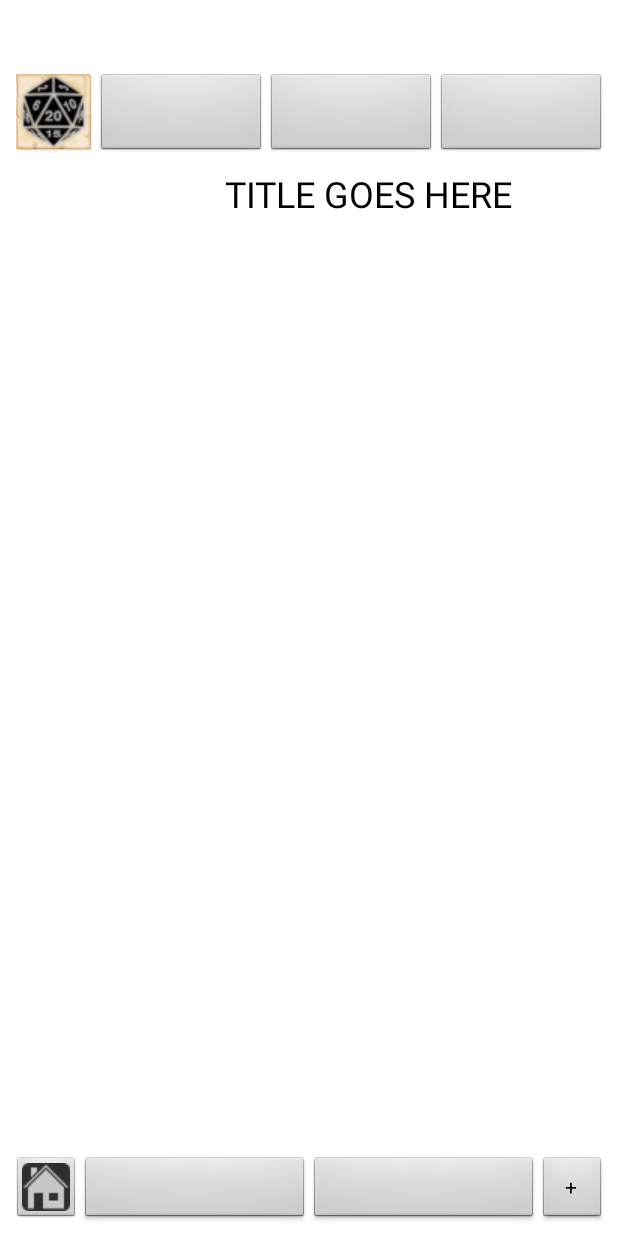
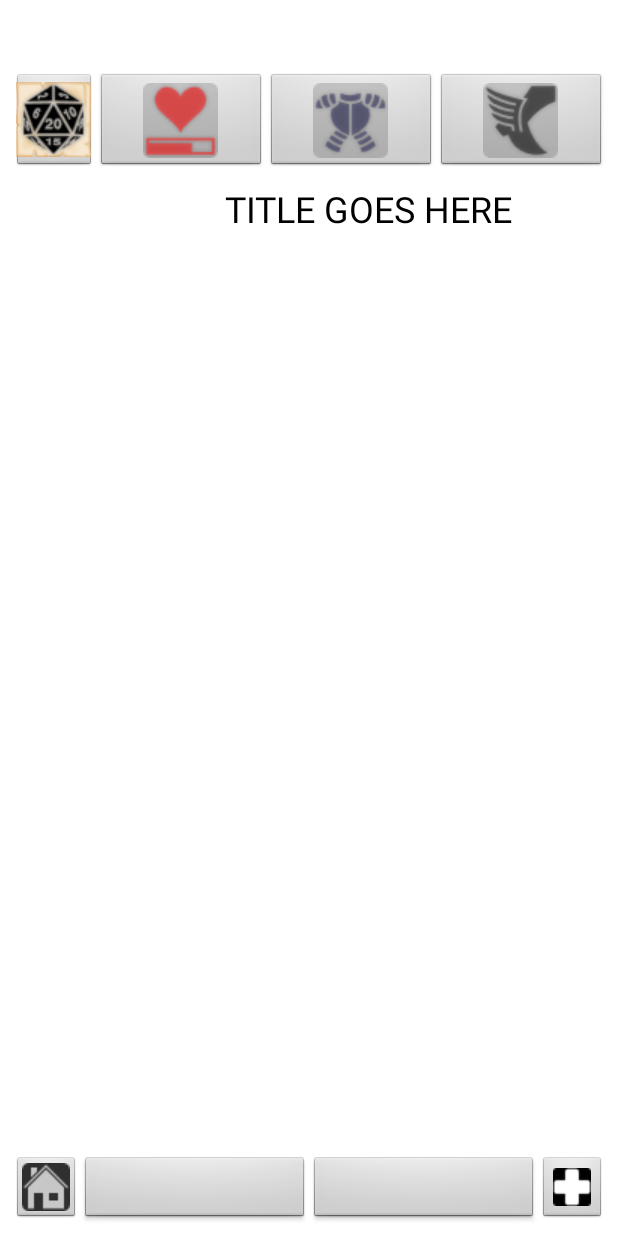
Before and after one commit to Kearns-Alex-School/Android-StatTracker, an Android app: the layout activity_character_details.xml on its own in the app's theme, with its tools: preview values and no code run, on a phone screen of 412 x 824 dp. Run offline under Robolectric (Android 15) with nearby library versions, the phone set to English and light mode, and no system bars.

Commit message:
Images added to home screen buttons

```diff
--- a/app/src/main/res/layout/activity_character_details.xml
+++ b/app/src/main/res/layout/activity_character_details.xml
@@ -56,7 +56,7 @@
             android:id="@+id/imageButtonDice"
             style="@android:style/Widget.ImageButton"
             android:layout_width="56dp"
-            android:layout_height="56dp"
+            android:layout_height="66dp"
             android:layout_weight="0"
             android:focusable="false"
             android:contentDescription="Dice Button"
@@ -65,35 +65,82 @@
             app:layout_constraintBottom_toTopOf="@+id/linearLayout3"
             app:layout_constraintStart_toStartOf="parent" />
 
+        <!--Button
+            android:id="@+id/Health"
+            style="@android:style/Widget.Button"
+            android:layout_width="56dp"
+            android:layout_height="56dp"
+            android:layout_weight="1"
+            android:focusable="false"
+            android:contentDescription="Edit Health"
+            android:onClick="editHealth"
+            android:src="@drawable/lifebar"
+            android:textAlignment="center"
+            android:textAllCaps="false"
+            android:textSize="14sp"
+            app:layout_constraintBottom_toTopOf="@+id/linearLayout3" /-->
+
         <Button
             android:id="@+id/Health"
             style="@android:style/Widget.Button"
-            android:layout_width="fill_parent"
-            android:layout_height="match_parent"
+            android:layout_width="56dp"
+            android:layout_height="66dp"
             android:layout_weight="1"
             android:onClick="editHealth"
             android:textAlignment="center"
             android:textAllCaps="false"
-            android:textSize="14sp" />
+            android:textSize="14sp"
+            android:drawableTop="@drawable/lifebar"
+            app:layout_constraintBottom_toTopOf="@+id/linearLayout3"/>
+
+        <!--ImageButton
+            android:id="@+id/Armor2"
+            style="@android:style/Widget.ImageButton"
+            android:layout_width="56dp"
+            android:layout_height="56dp"
+            android:layout_weight="1"
+            android:focusable="false"
+            android:contentDescription="Edit Armor"
+            android:onClick="editArmor"
+            android:src="@drawable/breastplate"
+            app:layout_constraintBottom_toTopOf="@+id/linearLayout3" /-->
 
         <Button
             android:id="@+id/Armor"
             style="@android:style/Widget.Button"
-            android:layout_width="fill_parent"
-            android:layout_height="match_parent"
+            android:layout_width="56dp"
+            android:layout_height="66dp"
             android:layout_weight="1"
             android:onClick="editArmor"
             android:textAllCaps="false"
-            android:textSize="14sp" />
+            android:textSize="14sp"
+            android:drawableTop="@drawable/breastplate"
+            app:layout_constraintBottom_toTopOf="@+id/linearLayout3" />
+
+        <!--ImageButton
+            android:id="@+id/Speed"
+            style="@android:style/Widget.ImageButton"
+            android:layout_width="56dp"
+            android:layout_height="56dp"
+            android:layout_weight="1"
+            android:focusable="false"
+            android:contentDescription="Edit Speed"
+            android:onClick="editSpeed"
+            android:src="@drawable/wingfoot"
+            app:layout_constraintBottom_toTopOf="@+id/linearLayout3"
+            app:layout_constraintStart_toEndOf="parent" /-->
 
         <Button
-            android:id="@+id/Speed"
+            android:id="@+id/Speed2"
             style="@android:style/Widget.Button"
-            android:layout_width="fill_parent"
-            android:layout_height="match_parent"
+            android:layout_width="56dp"
+            android:layout_height="66dp"
             android:layout_weight="1"
             android:onClick="editSpeed"
-            android:textAllCaps="false" />
+            android:textAllCaps="false"
+            android:textSize="14sp"
+            android:drawableTop="@drawable/wingfoot"
+            app:layout_constraintBottom_toTopOf="@+id/linearLayout3"  />
     </LinearLayout>
 
     <LinearLayout
@@ -201,7 +248,17 @@
             android:onClick="contentClicked"
             android:textAllCaps="false" />
 
-        <Button
+        <ImageButton
+            android:id="@+id/imageButtonAdd"
+            style="@android:style/Widget.ImageButton"
+            android:layout_width="45dp"
+            android:layout_height="45dp"
+            android:layout_weight="0"
+            android:contentDescription="Add Button"
+            android:onClick="addItem"
+            android:src="@drawable/healthnormal" />
+
+        <!--Button
             android:id="@+id/Add"
             style="@android:style/Widget.Button"
             android:layout_width="45dp"
@@ -210,7 +267,7 @@
             android:onClick="addItem"
             android:text="+"
             android:textAlignment="center"
-            android:textAllCaps="false" />
+            android:textAllCaps="false" /-->
     </LinearLayout>
 
 </android.support.constraint.ConstraintLayout>
```
Also changed, not shown: app/src/main/res/drawable/breastplate.png, app/src/main/res/drawable/healthnormal.png (added), app/src/main/res/drawable/lifebar.png (added), app/src/main/res/drawable/wingfoot.png (added).
